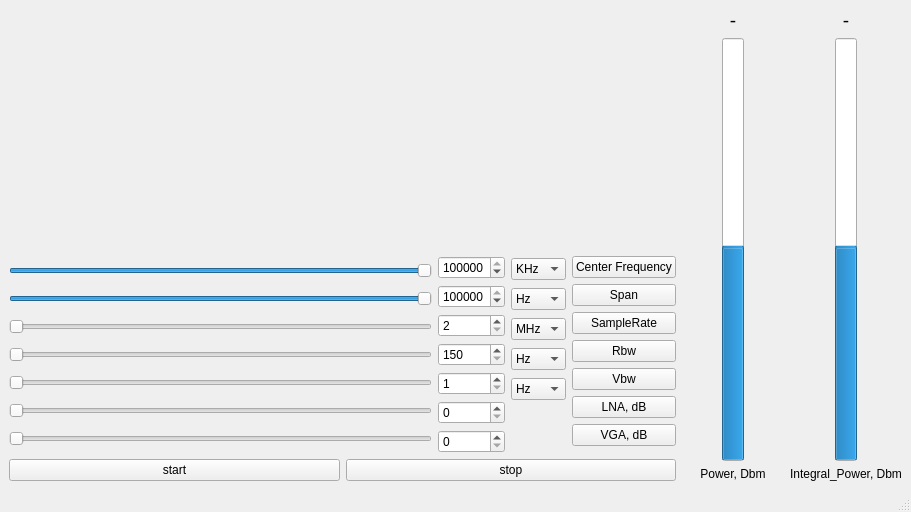
First picture: the form in mainwindow.ui, repository Unsainted38/HackRFSpectrumAnalyzer, before the edit.
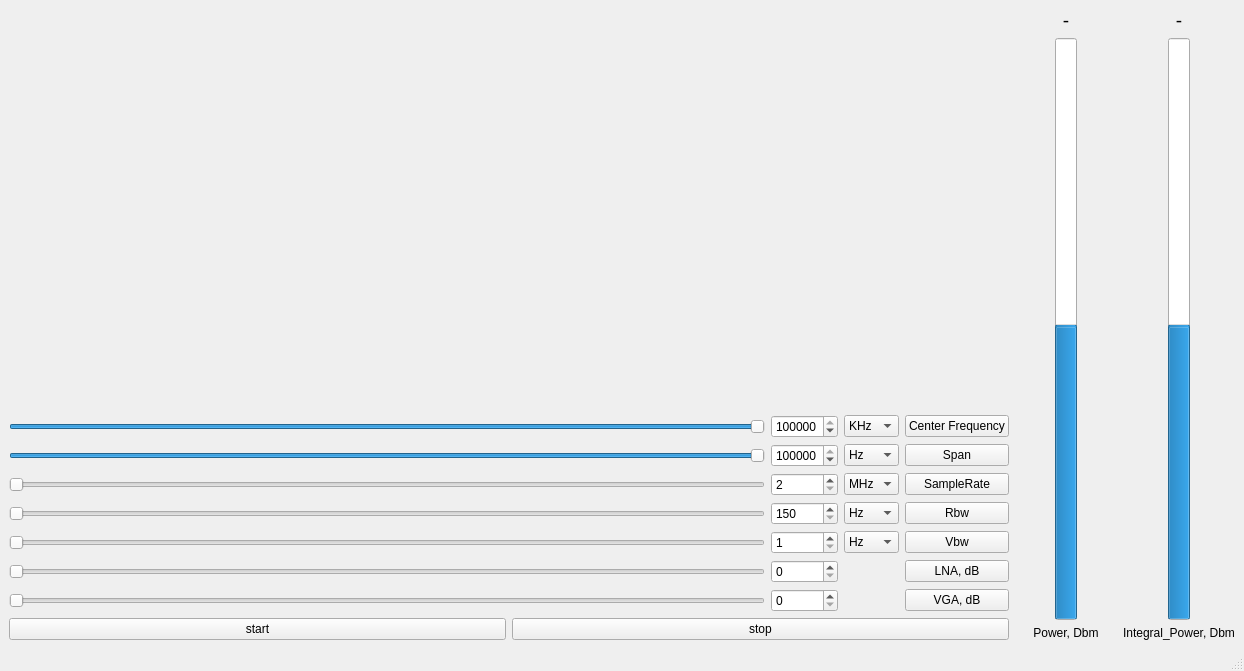
Second picture: the form after the edit. Custom widgets are drawn as their Qt base class.

Commit message: GUI: add gridlayout for control panel

What changed in the file:
```diff
--- a/mainwindow.ui
+++ b/mainwindow.ui
@@ -6,15 +6,15 @@
    <rect>
     <x>0</x>
     <y>0</y>
-    <width>911</width>
-    <height>512</height>
+    <width>858</width>
+    <height>537</height>
    </rect>
   </property>
   <property name="windowTitle">
    <string>MainWindow</string>
   </property>
   <widget class="QWidget" name="centralwidget">
-   <layout class="QVBoxLayout" name="verticalLayout_8">
+   <layout class="QVBoxLayout" name="verticalLayout">
     <item>
      <layout class="QHBoxLayout" name="horizontalLayout_4">
       <property name="sizeConstraint">
@@ -23,489 +23,470 @@
       <item>
        <layout class="QVBoxLayout" name="verticalLayout_4">
         <item>
-         <widget class="QCustomPlot" name="plotSpectrum" native="true"/>
+         <widget class="QCustomPlot" name="plotSpectrum" native="true">
+          <property name="sizePolicy">
+           <sizepolicy hsizetype="Minimum" vsizetype="Minimum">
+            <horstretch>0</horstretch>
+            <verstretch>0</verstretch>
+           </sizepolicy>
+          </property>
+          <property name="minimumSize">
+           <size>
+            <width>1000</width>
+            <height>400</height>
+           </size>
+          </property>
+         </widget>
         </item>
         <item>
-         <layout class="QHBoxLayout" name="Control_horizontalLayout">
-          <item>
-           <layout class="QVBoxLayout" name="verticalLayout_2">
+         <layout class="QGridLayout" name="gridLayout_2">
+          <item row="2" column="3">
+           <widget class="QPushButton" name="SampleRate_pushButton">
+            <property name="text">
+             <string>SampleRate</string>
+            </property>
+           </widget>
+          </item>
+          <item row="3" column="3">
+           <widget class="QPushButton" name="Rbw_pushButton">
+            <property name="text">
+             <string>Rbw</string>
+            </property>
+           </widget>
+          </item>
+          <item row="5" column="3">
+           <widget class="QPushButton" name="LNA_Gain_pushButton">
+            <property name="text">
+             <string>LNA, dB</string>
+            </property>
+           </widget>
+          </item>
+          <item row="4" column="3">
+           <widget class="QPushButton" name="Vbw_pushButton">
+            <property name="text">
+             <string>Vbw</string>
+            </property>
+           </widget>
+          </item>
+          <item row="3" column="2">
+           <widget class="QComboBox" name="Rbw_comboBox">
             <item>
-             <widget class="QSlider" name="Freq_horizontalSlider">
-              <property name="minimum">
-               <number>1</number>
-              </property>
-              <property name="maximum">
-               <number>6000000</number>
-              </property>
-              <property name="singleStep">
-               <number>50</number>
-              </property>
-              <property name="value">
-               <number>1000000</number>
-              </property>
-              <property name="orientation">
-               <enum>Qt::Horizontal</enum>
-              </property>
-              <property name="tickPosition">
-               <enum>QSlider::NoTicks</enum>
-              </property>
-             </widget>
+             <property name="text">
+              <string>Hz</string>
+             </property>
             </item>
             <item>
-             <widget class="QSlider" name="Span_horizontalSlider">
-              <property name="minimum">
-               <number>1</number>
-              </property>
-              <property name="maximum">
-               <number>20000000</number>
-              </property>
-              <property name="value">
-               <number>2000000</number>
-              </property>
-              <property name="orientation">
-               <enum>Qt::Horizontal</enum>
-              </property>
-             </widget>
+             <property name="text">
+              <string>KHz</string>
+             </property>
             </item>
             <item>
-             <widget class="QSlider" name="SampleRate_horizontalSlider">
-              <property name="minimum">
-               <number>2</number>
-              </property>
-              <property name="maximum">
-               <number>20000000</number>
-              </property>
-              <property name="singleStep">
-               <number>1</number>
-              </property>
-              <property name="sliderPosition">
-               <number>2</number>
-              </property>
-              <property name="orientation">
-               <enum>Qt::Horizontal</enum>
-              </property>
-             </widget>
+             <property name="text">
+              <string>MHz</string>
+             </property>
             </item>
             <item>
-             <widget class="QSlider" name="Rbw_horizontalSlider">
-              <property name="minimum">
-               <number>150</number>
-              </property>
-              <property name="maximum">
-               <number>2000000</number>
-              </property>
-              <property name="orientation">
-               <enum>Qt::Horizontal</enum>
-              </property>
-             </widget>
+             <property name="text">
+              <string>GHz</string>
+             </property>
             </item>
+           </widget>
+          </item>
+          <item row="3" column="1">
+           <widget class="QDoubleSpinBox" name="Rbw_doubleSpinBox">
+            <property name="sizePolicy">
+             <sizepolicy hsizetype="Preferred" vsizetype="Preferred">
+              <horstretch>0</horstretch>
+              <verstretch>0</verstretch>
+             </sizepolicy>
+            </property>
+            <property name="decimals">
+             <number>0</number>
+            </property>
+            <property name="minimum">
+             <double>150.000000000000000</double>
+            </property>
+            <property name="maximum">
+             <double>2000000.000000000000000</double>
+            </property>
+            <property name="singleStep">
+             <double>50.000000000000000</double>
+            </property>
+            <property name="stepType">
+             <enum>QAbstractSpinBox::StepType::AdaptiveDecimalStepType</enum>
+            </property>
+           </widget>
+          </item>
+          <item row="4" column="1">
+           <widget class="QDoubleSpinBox" name="Vbw_doubleSpinBox">
+            <property name="sizePolicy">
+             <sizepolicy hsizetype="Preferred" vsizetype="Preferred">
+              <horstretch>0</horstretch>
+              <verstretch>0</verstretch>
+             </sizepolicy>
+            </property>
+            <property name="decimals">
+             <number>0</number>
+            </property>
+            <property name="minimum">
+             <double>1.000000000000000</double>
+            </property>
+            <property name="maximum">
+             <double>10000.000000000000000</double>
+            </property>
+            <property name="singleStep">
+             <double>50.000000000000000</double>
+            </property>
+            <property name="stepType">
+             <enum>QAbstractSpinBox::StepType::AdaptiveDecimalStepType</enum>
+            </property>
+            <property name="value">
+             <double>1.000000000000000</double>
+            </property>
+           </widget>
+          </item>
+          <item row="1" column="1">
+           <widget class="QDoubleSpinBox" name="Span_doubleSpinBox">
+            <property name="sizePolicy">
+             <sizepolicy hsizetype="Preferred" vsizetype="Preferred">
+              <horstretch>0</horstretch>
+              <verstretch>0</verstretch>
+             </sizepolicy>
+            </property>
+            <property name="decimals">
+             <number>0</number>
+            </property>
+            <property name="minimum">
+             <double>1.000000000000000</double>
+            </property>
+            <property name="maximum">
+             <double>20000000.000000000000000</double>
+            </property>
+            <property name="value">
+             <double>2000000.000000000000000</double>
+            </property>
+           </widget>
+          </item>
+          <item row="0" column="3">
+           <widget class="QPushButton" name="Freq_pushButton">
+            <property name="text">
+             <string>Center Frequency</string>
+            </property>
+           </widget>
+          </item>
+          <item row="5" column="1">
+           <widget class="QDoubleSpinBox" name="LNA_Gain_doubleSpinBox">
+            <property name="sizePolicy">
+             <sizepolicy hsizetype="Preferred" vsizetype="Preferred">
+              <horstretch>0</horstretch>
+              <verstretch>0</verstretch>
+             </sizepolicy>
+            </property>
+            <property name="decimals">
+             <number>0</number>
+            </property>
+            <property name="maximum">
+             <double>40.000000000000000</double>
+            </property>
+            <property name="singleStep">
+             <double>8.000000000000000</double>
+            </property>
+           </widget>
+          </item>
+          <item row="0" column="2">
+           <widget class="QComboBox" name="Freq_comboBox">
             <item>
-             <widget class="QSlider" name="Vbw_horizontalSlider">
-              <property name="minimum">
-               <number>1</number>
-              </property>
-              <property name="maximum">
-               <number>10000</number>
-              </property>
-              <property name="singleStep">
-               <number>50</number>
-              </property>
-              <property name="value">
-               <number>1</number>
-              </property>
-              <property name="orientation">
-               <enum>Qt::Horizontal</enum>
-              </property>
-             </widget>
+             <property name="text">
+              <string>KHz</string>
+             </property>
             </item>
             <item>
-             <widget class="QSlider" name="LNA_Gain_horizontalSlider">
-              <property name="maximum">
-               <number>40</number>
-              </property>
-              <property name="singleStep">
-               <number>8</number>
-              </property>
-              <property name="orientation">
-               <enum>Qt::Horizontal</enum>
-              </property>
-             </widget>
+             <property name="text">
+              <string>MHz</string>
+             </property>
             </item>
             <item>
-             <widget class="QSlider" name="VGA_Gain_horizontalSlider">
-              <property name="maximum">
-               <number>62</number>
-              </property>
-              <property name="singleStep">
-               <number>2</number>
-              </property>
-              <property name="orientation">
-               <enum>Qt::Horizontal</enum>
-              </property>
-             </widget>
+             <property name="text">
+              <string>GHz</string>
+             </property>
             </item>
-           </layout>
+           </widget>
           </item>
-          <item>
-           <layout class="QVBoxLayout" name="verticalLayout_3">
+          <item row="0" column="1">
+           <widget class="QDoubleSpinBox" name="Freq_doubleSpinBox">
+            <property name="sizePolicy">
+             <sizepolicy hsizetype="Preferred" vsizetype="Preferred">
+              <horstretch>0</horstretch>
+              <verstretch>0</verstretch>
+             </sizepolicy>
+            </property>
+            <property name="decimals">
+             <number>0</number>
+            </property>
+            <property name="minimum">
+             <double>1.000000000000000</double>
+            </property>
+            <property name="maximum">
+             <double>6000000.000000000000000</double>
+            </property>
+            <property name="singleStep">
+             <double>50.000000000000000</double>
+            </property>
+            <property name="stepType">
+             <enum>QAbstractSpinBox::StepType::AdaptiveDecimalStepType</enum>
+            </property>
+            <property name="value">
+             <double>1000000.000000000000000</double>
+            </property>
+           </widget>
+          </item>
+          <item row="2" column="2">
+           <widget class="QComboBox" name="SampleRate_comboBox">
+            <property name="currentIndex">
+             <number>2</number>
+            </property>
             <item>
-             <widget class="QDoubleSpinBox" name="Freq_doubleSpinBox">
-              <property name="sizePolicy">
-               <sizepolicy hsizetype="Preferred" vsizetype="Preferred">
-                <horstretch>0</horstretch>
-                <verstretch>0</verstretch>
-               </sizepolicy>
-              </property>
-              <property name="decimals">
-               <number>0</number>
-              </property>
-              <property name="minimum">
-               <double>1.000000000000000</double>
-              </property>
-              <property name="maximum">
-               <double>6000000.000000000000000</double>
-              </property>
-              <property name="singleStep">
-               <double>50.000000000000000</double>
-              </property>
-              <property name="stepType">
-               <enum>QAbstractSpinBox::AdaptiveDecimalStepType</enum>
-              </property>
-              <property name="value">
-               <double>1000000.000000000000000</double>
-              </property>
-             </widget>
+             <property name="text">
+              <string>Hz</string>
+             </property>
             </item>
             <item>
-             <widget class="QDoubleSpinBox" name="Span_doubleSpinBox">
-              <property name="sizePolicy">
-               <sizepolicy hsizetype="Preferred" vsizetype="Preferred">
-                <horstretch>0</horstretch>
-                <verstretch>0</verstretch>
-               </sizepolicy>
-              </property>
-              <property name="decimals">
-               <number>0</number>
-              </property>
-              <property name="minimum">
-               <double>1.000000000000000</double>
-              </property>
-              <property name="maximum">
-               <double>20000000.000000000000000</double>
-              </property>
-              <property name="value">
-               <double>2000000.000000000000000</double>
-              </property>
-             </widget>
+             <property name="text">
+              <string>KHz</string>
+             </property>
             </item>
             <item>
-             <widget class="QDoubleSpinBox" name="SampleRate_doubleSpinBox">
-              <property name="sizePolicy">
-               <sizepolicy hsizetype="Preferred" vsizetype="Preferred">
-                <horstretch>0</horstretch>
-                <verstretch>0</verstretch>
-               </sizepolicy>
-              </property>
-              <property name="decimals">
-               <number>0</number>
-              </property>
-              <property name="minimum">
-               <double>2.000000000000000</double>
-              </property>
-              <property name="maximum">
-               <double>20.000000000000000</double>
-              </property>
-              <property name="singleStep">
-               <double>1.000000000000000</double>
-              </property>
-              <property name="stepType">
-               <enum>QAbstractSpinBox::DefaultStepType</enum>
-              </property>
-             </widget>
+             <property name="text">
+              <string>MHz</string>
+             </property>
             </item>
             <item>
-             <widget class="QDoubleSpinBox" name="Rbw_doubleSpinBox">
-              <property name="sizePolicy">
-               <sizepolicy hsizetype="Preferred" vsizetype="Preferred">
-                <horstretch>0</horstretch>
-                <verstretch>0</verstretch>
-               </sizepolicy>
-              </property>
-              <property name="decimals">
-               <number>0</number>
-              </property>
-              <property name="minimum">
-               <double>150.000000000000000</double>
-              </property>
-              <property name="maximum">
-               <double>2000000.000000000000000</double>
-              </property>
-              <property name="singleStep">
-               <double>50.000000000000000</double>
-              </property>
-              <property name="stepType">
-               <enum>QAbstractSpinBox::AdaptiveDecimalStepType</enum>
-              </property>
-             </widget>
+             <property name="text">
+              <string>GHz</string>
+             </property>
             </item>
-            <item>
-             <widget class="QDoubleSpinBox" name="Vbw_doubleSpinBox">
-              <property name="sizePolicy">
-               <sizepolicy hsizetype="Preferred" vsizetype="Preferred">
-                <horstretch>0</horstretch>
-                <verstretch>0</verstretch>
-               </sizepolicy>
-              </property>
-              <property name="decimals">
-               <number>0</number>
-              </property>
-              <property name="minimum">
-               <double>1.000000000000000</double>
-              </property>
-              <property name="maximum">
-               <double>10000.000000000000000</double>
-              </property>
-              <property name="singleStep">
-               <double>50.000000000000000</double>
-              </property>
-              <property name="stepType">
-               <enum>QAbstractSpinBox::AdaptiveDecimalStepType</enum>
-              </property>
-              <property name="value">
-               <double>1.000000000000000</double>
-              </property>
-             </widget>
-            </item>
-            <item>
-             <widget class="QDoubleSpinBox" name="LNA_Gain_doubleSpinBox">
-              <property name="sizePolicy">
-               <sizepolicy hsizetype="Preferred" vsizetype="Preferred">
-                <horstretch>0</horstretch>
-                <verstretch>0</verstretch>
-               </sizepolicy>
-              </property>
-              <property name="decimals">
-               <number>0</number>
-              </property>
-              <property name="maximum">
-               <double>40.000000000000000</double>
-              </property>
-              <property name="singleStep">
-               <double>8.000000000000000</double>
-              </property>
-             </widget>
-            </item>
-            <item>
-             <widget class="QDoubleSpinBox" name="VGA_Gain_doubleSpinBox">
-              <property name="sizePolicy">
-               <sizepolicy hsizetype="Preferred" vsizetype="Preferred">
-                <horstretch>0</horstretch>
-                <verstretch>0</verstretch>
-               </sizepolicy>
-              </property>
-              <property name="decimals">
-               <number>0</number>
-              </property>
-              <property name="maximum">
-               <double>62.000000000000000</double>
-              </property>
-              <property name="singleStep">
-               <double>2.000000000000000</double>
-              </property>
-             </widget>
-            </item>
-           </layout>
+           </widget>
           </item>
-          <item>
-           <layout class="QVBoxLayout" name="verticalLayout_6">
+          <item row="1" column="3">
+           <widget class="QPushButton" name="Span_pushButton">
+            <property name="text">
+             <string>Span</string>
+            </property>
+           </widget>
+          </item>
+          <item row="6" column="3">
+           <widget class="QPushButton" name="VGA_Gain_pushButton">
+            <property name="text">
+             <string>VGA, dB</string>
+            </property>
+           </widget>
+          </item>
+          <item row="4" column="2">
+           <widget class="QComboBox" name="Vbw_comboBox">
             <item>
-             <widget class="QComboBox" name="Freq_comboBox">
-              <item>
-               <property name="text">
-                <string>KHz</string>
-               </property>
-              </item>
-              <item>
-               <property name="text">
-                <string>MHz</string>
-               </property>
-              </item>
-              <item>
-               <property name="text">
-                <string>GHz</string>
-               </property>
-              </item>
-             </widget>
+             <property name="text">
+              <string>Hz</string>
+             </property>
             </item>
             <item>
-             <widget class="QComboBox" name="Span_comboBox">
-              <item>
-               <property name="text">
-                <string>Hz</string>
-               </property>
-              </item>
-              <item>
-               <property name="text">
-                <string>KHz</string>
-               </property>
-              </item>
-              <item>
-               <property name="text">
-                <string>MHz</string>
-               </property>
-              </item>
-              <item>
-               <property name="text">
-                <string>GHz</string>
-               </property>
-              </item>
-             </widget>
+             <property name="text">
+              <string>KHz</string>
+             </property>
             </item>
             <item>
-             <widget class="QComboBox" name="SampleRate_comboBox">
-              <property name="currentIndex">
-               <number>2</number>
-              </property>
-              <item>
-               <property name="text">
-                <string>Hz</string>
-               </property>
-              </item>
-              <item>
-               <property name="text">
-                <string>KHz</string>
-               </property>
-              </item>
-              <item>
-               <property name="text">
-                <string>MHz</string>
-               </property>
-              </item>
-              <item>
-               <property name="text">
-                <string>GHz</string>
-               </property>
-              </item>
-             </widget>
+             <property name="text">
+              <string>MHz</string>
+             </property>
             </item>
             <item>
-             <widget class="QComboBox" name="Rbw_comboBox">
-              <item>
-               <property name="text">
-                <string>Hz</string>
-               </property>
-              </item>
-              <item>
-               <property name="text">
-                <string>KHz</string>
-               </property>
-              </item>
-              <item>
-               <property name="text">
-                <string>MHz</string>
-               </property>
-              </item>
-              <item>
-               <property name="text">
-                <string>GHz</string>
-               </property>
-              </item>
-             </widget>
+             <property name="text">
+              <string>GHz</string>
+             </property>
             </item>
-            <item>
-             <widget class="QComboBox" name="Vbw_comboBox">
-              <item>
-               <property name="text">
-                <string>Hz</string>
-               </property>
-              </item>
-              <item>
-               <property name="text">
-                <string>KHz</string>
-               </property>
-              </item>
-              <item>
-               <property name="text">
-                <string>MHz</string>
-               </property>
-              </item>
-              <item>
-               <property name="text">
-                <string>GHz</string>
-               </property>
-              </item>
-             </widget>
-            </item>
-            <item>
-             <spacer name="verticalSpacer">
-              <property name="orientation">
-               <enum>Qt::Vertical</enum>
-              </property>
-              <property name="sizeType">
-               <enum>QSizePolicy::Minimum</enum>
-              </property>
-              <property name="sizeHint" stdset="0">
-               <size>
-                <width>20</width>
-                <height>50</height>
-               </size>
-              </property>
-             </spacer>
-            </item>
-           </layout>
+           </widget>
           </item>
-          <item>
-           <layout class="QVBoxLayout" name="verticalLayout">
+          <item row="1" column="2">
+           <widget class="QComboBox" name="Span_comboBox">
             <item>
-             <widget class="QPushButton" name="Freq_pushButton">
-              <property name="text">
-               <string>Center Frequency</string>
-              </property>
-             </widget>
+             <property name="text">
+              <string>Hz</string>
+             </property>
             </item>
             <item>
-             <widget class="QPushButton" name="Span_pushButton">
-              <property name="text">
-               <string>Span</string>
-              </property>
-             </widget>
+             <property name="text">
+              <string>KHz</string>
+             </property>
             </item>
             <item>
-             <widget class="QPushButton" name="SampleRate_pushButton">
-              <property name="text">
-               <string>SampleRate</string>
-              </property>
-             </widget>
+             <property name="text">
+              <string>MHz</string>
+             </property>
             </item>
             <item>
-             <widget class="QPushButton" name="Rbw_pushButton">
-              <property name="text">
-               <string>Rbw</string>
-              </property>
-             </widget>
+             <property name="text">
+              <string>GHz</string>
+             </property>
             </item>
-            <item>
-             <widget class="QPushButton" name="Vbw_pushButton">
-              <property name="text">
-               <string>Vbw</string>
-              </property>
-             </widget>
-            </item>
-            <item>
-             <widget class="QPushButton" name="LNA_Gain_pushButton">
-              <property name="text">
-               <string>LNA, dB</string>
-              </property>
-             </widget>
-            </item>
-            <item>
-             <widget class="QPushButton" name="VGA_Gain_pushButton">
-              <property name="text">
-               <string>VGA, dB</string>
-              </property>
-             </widget>
-            </item>
-           </layout>
+           </widget>
+          </item>
+          <item row="2" column="1">
+           <widget class="QDoubleSpinBox" name="SampleRate_doubleSpinBox">
+            <property name="sizePolicy">
+             <sizepolicy hsizetype="Preferred" vsizetype="Preferred">
+              <horstretch>0</horstretch>
+              <verstretch>0</verstretch>
+             </sizepolicy>
+            </property>
+            <property name="decimals">
+             <number>0</number>
+            </property>
+            <property name="minimum">
+             <double>2.000000000000000</double>
+            </property>
+            <property name="maximum">
+             <double>20.000000000000000</double>
+            </property>
+            <property name="singleStep">
+             <double>1.000000000000000</double>
+            </property>
+            <property name="stepType">
+             <enum>QAbstractSpinBox::StepType::DefaultStepType</enum>
+            </property>
+           </widget>
+          </item>
+          <item row="6" column="1">
+           <widget class="QDoubleSpinBox" name="VGA_Gain_doubleSpinBox">
+            <property name="sizePolicy">
+             <sizepolicy hsizetype="Preferred" vsizetype="Preferred">
+              <horstretch>0</horstretch>
+              <verstretch>0</verstretch>
+             </sizepolicy>
+            </property>
+            <property name="decimals">
+             <number>0</number>
+            </property>
+            <property name="maximum">
+             <double>62.000000000000000</double>
+            </property>
+            <property name="singleStep">
+             <double>2.000000000000000</double>
+            </property>
+           </widget>
+          </item>
+          <item row="0" column="0">
+           <widget class="QSlider" name="Freq_horizontalSlider">
+            <property name="minimum">
+             <number>1</number>
+            </property>
+            <property name="maximum">
+             <number>6000000</number>
+            </property>
+            <property name="singleStep">
+             <number>50</number>
+            </property>
+            <property name="value">
+             <number>1000000</number>
+            </property>
+            <property name="orientation">
+             <enum>Qt::Orientation::Horizontal</enum>
+            </property>
+            <property name="tickPosition">
+             <enum>QSlider::TickPosition::NoTicks</enum>
+            </property>
+           </widget>
+          </item>
+          <item row="1" column="0">
+           <widget class="QSlider" name="Span_horizontalSlider">
+            <property name="minimum">
+             <number>1</number>
+            </property>
+            <property name="maximum">
+             <number>20000000</number>
+            </property>
+            <property name="value">
+             <number>2000000</number>
+            </property>
+            <property name="orientation">
+             <enum>Qt::Orientation::Horizontal</enum>
+            </property>
+           </widget>
+          </item>
+          <item row="2" column="0">
+           <widget class="QSlider" name="SampleRate_horizontalSlider">
+            <property name="minimum">
+             <number>2</number>
+            </property>
+            <property name="maximum">
+             <number>20000000</number>
+            </property>
+            <property name="singleStep">
+             <number>1</number>
+            </property>
+            <property name="sliderPosition">
+             <number>2</number>
+            </property>
+            <property name="orientation">
+             <enum>Qt::Orientation::Horizontal</enum>
+            </property>
+           </widget>
+          </item>
+          <item row="3" column="0">
+           <widget class="QSlider" name="Rbw_horizontalSlider">
+            <property name="minimum">
+             <number>150</number>
+            </property>
+            <property name="maximum">
+             <number>2000000</number>
+            </property>
+            <property name="orientation">
+             <enum>Qt::Orientation::Horizontal</enum>
+            </property>
+           </widget>
+          </item>
+          <item row="4" column="0">
+           <widget class="QSlider" name="Vbw_horizontalSlider">
+            <property name="minimum">
+             <number>1</number>
+            </property>
+            <property name="maximum">
+             <number>10000</number>
+            </property>
+            <property name="singleStep">
+             <number>50</number>
+            </property>
+            <property name="value">
+             <number>1</number>
+            </property>
+            <property name="orientation">
+             <enum>Qt::Orientation::Horizontal</enum>
+            </property>
+           </widget>
+          </item>
+          <item row="5" column="0">
+           <widget class="QSlider" name="LNA_Gain_horizontalSlider">
+            <property name="maximum">
+             <number>40</number>
+            </property>
+            <property name="singleStep">
+             <number>8</number>
+            </property>
+            <property name="orientation">
+             <enum>Qt::Orientation::Horizontal</enum>
+            </property>
+           </widget>
+          </item>
+          <item row="6" column="0">
+           <widget class="QSlider" name="VGA_Gain_horizontalSlider">
+            <property name="maximum">
+             <number>62</number>
+            </property>
+            <property name="singleStep">
+             <number>2</number>
+            </property>
+            <property name="orientation">
+             <enum>Qt::Orientation::Horizontal</enum>
+            </property>
+           </widget>
           </item>
          </layout>
         </item>
```
Left out of the diff: 36 changed lines with no effect on the pictures.
